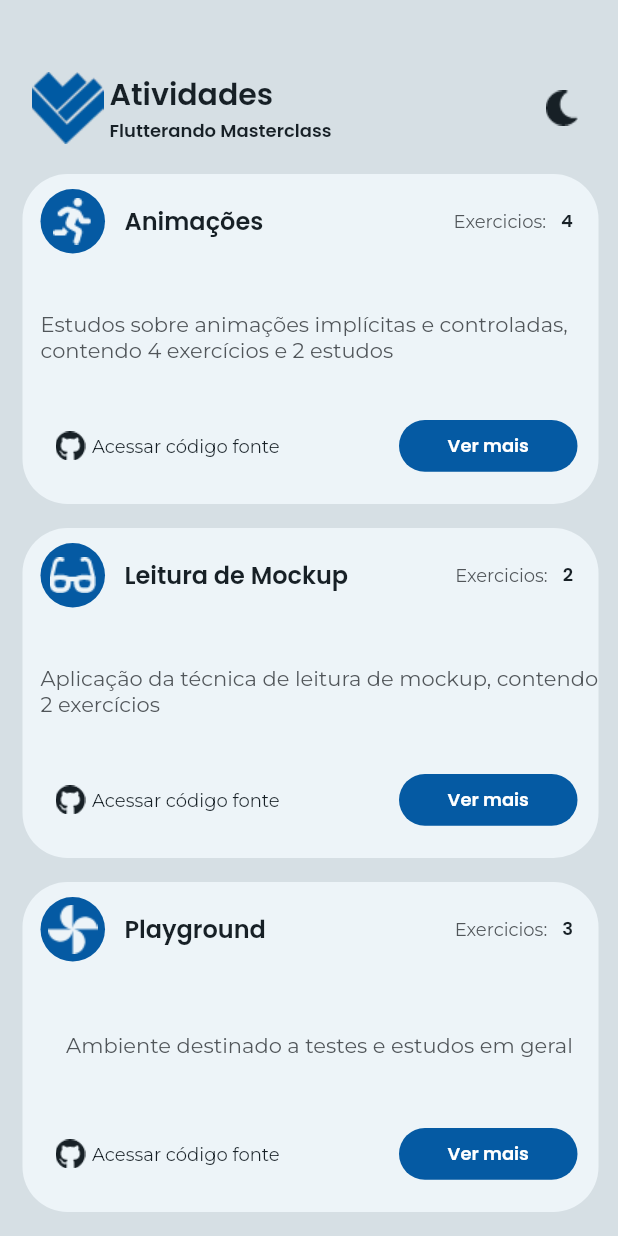
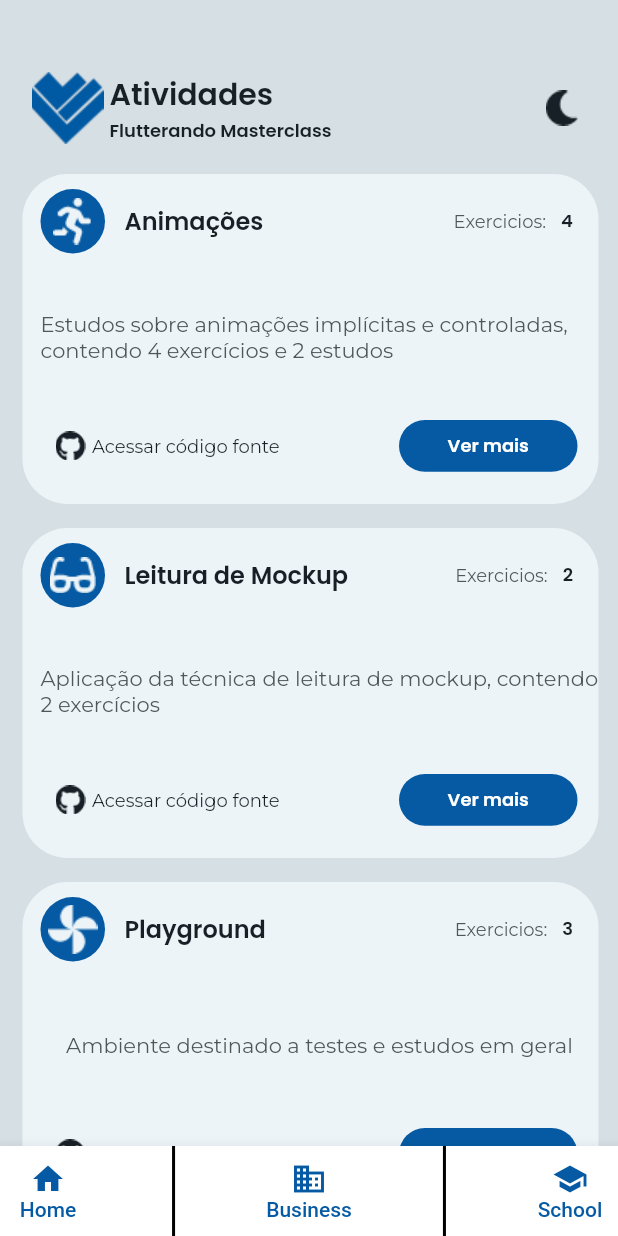
Before and after one commit to Patrickalvares/desafio_app_masterclass, a Flutter app: the screen it shows after launch, on a phone screen of 412 x 824 dp. Run offline on Flutter 3.47's test engine with Material 2 defaults, Android fonts, the phone set to English and light mode, and no system bars; our stand-ins replace google_fonts.

Commit message:
criação do bottomNavigationBar

```diff
--- a/lib/components/homepage.dart
+++ b/lib/components/homepage.dart
@@ -103,6 +103,46 @@ class _HomePageState extends State<HomePage> {
           ),
         ],
       ),
+      bottomNavigationBar: BottomAppBar(
+        child: Container(
+          height: 60,
+          child: Row(
+            mainAxisSize: MainAxisSize.max,
+            mainAxisAlignment: MainAxisAlignment.spaceBetween,
+            children: <Widget>[
+              TextButton(
+                style: TextButton.styleFrom(padding: EdgeInsets.all(10.0)),
+                onPressed: () {},
+                child: Column(
+                  children: <Widget>[Icon(Icons.home), Text('Home')],
+                ),
+              ),
+              Container(
+                color: Colors.black,
+                width: 2,
+              ),
+              TextButton(
+                style: TextButton.styleFrom(padding: EdgeInsets.all(10.0)),
+                onPressed: () {},
+                child: Column(
+                  children: <Widget>[Icon(Icons.business), Text('Business')],
+                ),
+              ),
+              Container(
+                color: Colors.black,
+                width: 2,
+              ),
+              TextButton(
+                style: TextButton.styleFrom(padding: EdgeInsets.all(10.0)),
+                onPressed: () {},
+                child: Column(
+                  children: <Widget>[Icon(Icons.school), Text('School')],
+                ),
+              )
+            ],
+          ),
+        ),
+      ),
     );
   }
 }
```
